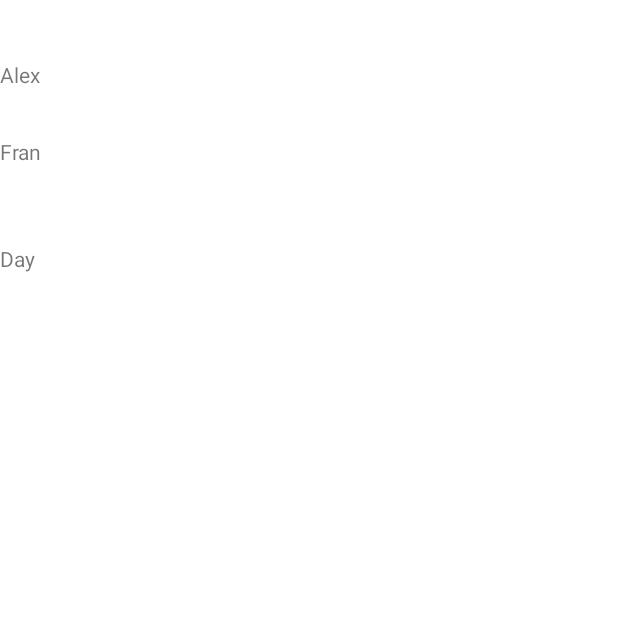
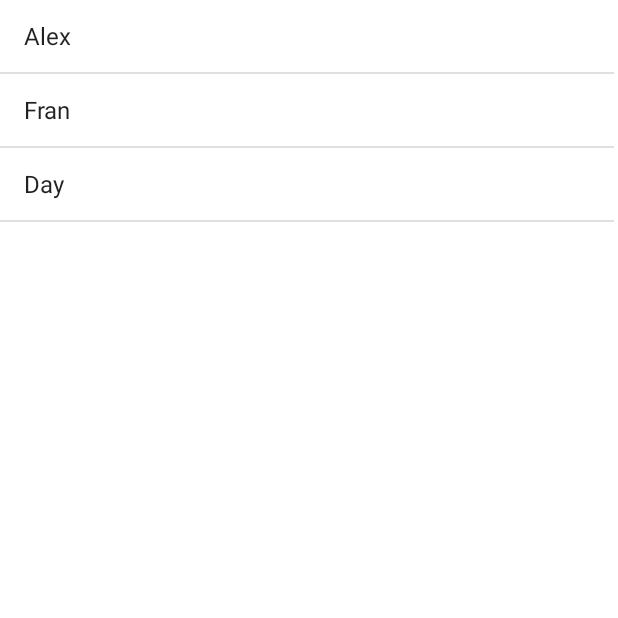
Before and after one commit to dayanyrec/agenda, an Android app: the screen it shows after launch (MainActivity), on a phone screen of 412 x 824 dp, the top half of it. Before the commit the part shown is almost empty. Run offline under Robolectric (Android 15) with nearby library versions, the phone set to English and light mode, and no system bars.

Commit message:
Show names in a ListView

```diff
--- a/app/src/main/java/com/dayanyrec/agenda/MainActivity.java
+++ b/app/src/main/java/com/dayanyrec/agenda/MainActivity.java
@@ -2,7 +2,9 @@ package com.dayanyrec.agenda;
 
 import android.app.Activity;
 import android.os.Bundle;
-import android.widget.TextView;
+import android.widget.ArrayAdapter;
+import android.widget.ListAdapter;
+import android.widget.ListView;
 
 import androidx.annotation.Nullable;
 
@@ -16,11 +18,8 @@ public class MainActivity extends Activity {
         super.onCreate(savedInstanceState);
         setContentView(R.layout.activity_main);
         List<String> alunos = new ArrayList<>(Arrays.asList("Alex", "Fran", "Day"));
-        TextView primeiroAluno = findViewById(R.id.textView);
-        primeiroAluno.setText(alunos.get(0));
-        TextView segundoAluno = findViewById(R.id.textView2);
-        segundoAluno.setText(alunos.get(1));
-        TextView terceiroAluno = findViewById(R.id.textView3);
-        terceiroAluno.setText(alunos.get(2));
+        ListView listaDeAlunos = findViewById(R.id.activity_main_lista_de_alunos);
+        ListAdapter adapter = new ArrayAdapter<>(this, android.R.layout.simple_list_item_1, alunos);
+        listaDeAlunos.setAdapter(adapter);
     }
 }
--- a/app/src/main/res/layout/activity_main.xml
+++ b/app/src/main/res/layout/activity_main.xml
@@ -5,35 +5,10 @@
     android:layout_width="match_parent"
     android:layout_height="match_parent">
 
-    <TextView
-        android:id="@+id/textView"
-        android:layout_width="wrap_content"
-        android:layout_height="wrap_content"
-        android:layout_marginTop="40dp"
-        android:layout_marginBottom="16dp"
-        android:text="dayanyrec"
-        app:layout_constraintBottom_toTopOf="@+id/textView2"
-        app:layout_constraintTop_toTopOf="parent"
-        tools:layout_editor_absoluteX="40dp" />
-
-    <TextView
-        android:id="@+id/textView2"
-        android:layout_width="wrap_content"
-        android:layout_height="wrap_content"
-        android:layout_marginTop="16dp"
-        android:layout_marginBottom="16dp"
-        android:text="TextView"
-        app:layout_constraintBottom_toTopOf="@+id/textView3"
-        app:layout_constraintTop_toBottomOf="@+id/textView"
-        tools:layout_editor_absoluteX="40dp" />
-
-    <TextView
-        android:id="@+id/textView3"
-        android:layout_width="wrap_content"
-        android:layout_height="wrap_content"
-        android:layout_marginTop="52dp"
-        android:text="TextView"
-        app:layout_constraintTop_toBottomOf="@+id/textView2"
-        tools:layout_editor_absoluteX="40dp" />
-
+    <ListView
+        android:id="@+id/activity_main_lista_de_alunos"
+        android:layout_width="409dp"
+        android:layout_height="729dp"
+        tools:layout_editor_absoluteX="1dp"
+        tools:layout_editor_absoluteY="1dp" />
 </androidx.constraintlayout.widget.ConstraintLayout>
```
